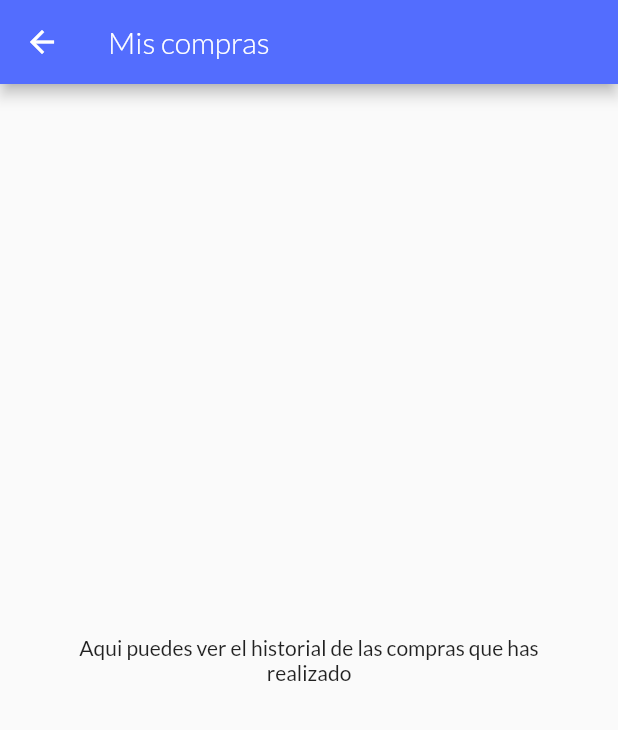
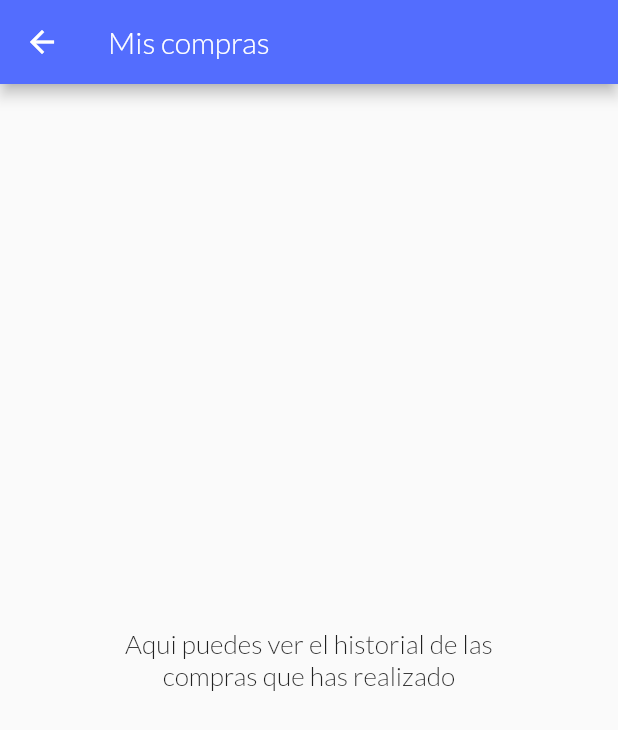
Before and after one commit to ShamirDuran/AgroXpressFlutter, a Flutter app: the ShoppingPage screen opened by its route, on a phone screen of 412 x 824 dp. Shown: the top 730 px of the screen. Run offline on Flutter 3.47's test engine with Material 2 defaults, Android fonts, the phone set to English and light mode, and no system bars; our stand-ins replace rxdart, shared_preferences; accounts and stored records are empty; network calls fail; statements that could not run were skipped.

```diff
--- a/lib/main.dart
+++ b/lib/main.dart
@@ -12,6 +12,7 @@ import 'package:agroxpress/src/pages/perfil_page.dart';
 import 'package:agroxpress/src/pages/publication_page.dart';
 import 'package:agroxpress/src/pages/register_page.dart';
 import 'package:agroxpress/src/pages/shopping_page.dart';
+import 'package:agroxpress/src/pages/test_page.dart';
 import 'package:agroxpress/src/utils/user_prefs.dart';
 import 'package:flutter/material.dart';
 import 'package:flutter/services.dart';
@@ -52,7 +53,7 @@ class MyApp extends StatelessWidget {
       ),
       debugShowCheckedModeBanner: false,
       title: 'AgroXpress',
-      initialRoute: "home",
+      initialRoute: "test",
       routes: {
         "home": (_) => HomePage(),
         "login": (_) => LoginPage(),
@@ -66,6 +67,7 @@ class MyApp extends StatelessWidget {
         "create-pub-details": (_) => CreatePubDetails(),
         "create-pub-location": (_) => CreatePubLocation(),
         "publication": (_) => PublicationPage(),
+        "test": (_) => TestPage(),
       },
     );
   }
--- a/lib/src/pages/publication_page.dart
+++ b/lib/src/pages/publication_page.dart
@@ -2,6 +2,7 @@ import 'package:agroxpress/src/models/publications_model.dart';
 import 'package:agroxpress/src/providers/publications_provider.dart';
 import 'package:agroxpress/src/utils/utils.dart';
 import 'package:agroxpress/src/widgets/circle_image.dart';
+import 'package:agroxpress/src/widgets/full_width_button.dart';
 import 'package:agroxpress/src/widgets/price_badge.dart';
 import 'package:flutter/material.dart';
 
@@ -161,6 +162,9 @@ class _PublicationPageState extends State<PublicationPage> {
           _ownerInfo(),
           sb(25),
           _titleSection("Métodos de pago"),
+          Image.asset("assets/images/payments.png"),
+          FullWidthButton(
+              clickHandler: () => {print("click")}, title: "Solicitar producto")
         ],
       ),
     );
--- a/lib/src/pages/shopping_page.dart
+++ b/lib/src/pages/shopping_page.dart
@@ -15,17 +15,24 @@ class ShoppingPage extends StatelessWidget {
           style: TextStyle(fontWeight: kAppbarTitles),
         ),
       ),
-      body: data.isEmpty
-          ? Center(
+      body: data.isEmpty ? _emptyData(context) : _filledData(context),
+    );
+  }
+
+  Widget _emptyData(BuildContext context) {
+    return Center(
       child: SizedBox(
         width: MediaQuery.of(context).size.width * 0.75,
         child: Text(
           "Aqui puedes ver el historial de las compras que has realizado",
           textAlign: TextAlign.center,
+          style: TextStyle(fontSize: 17.5, fontWeight: FontWeight.w300),
         ),
       ),
-            )
-          : Text("compras"),
     );
   }
+
+  Widget _filledData(BuildContext context) {
+    return Text("data");
   }
+}
```
Also changed, not shown: lib/src/pages/test_page.dart (added, +10 -0 lines), assets/images/payments.png (added). Lines whose indentation alone changed are shown as unchanged.
